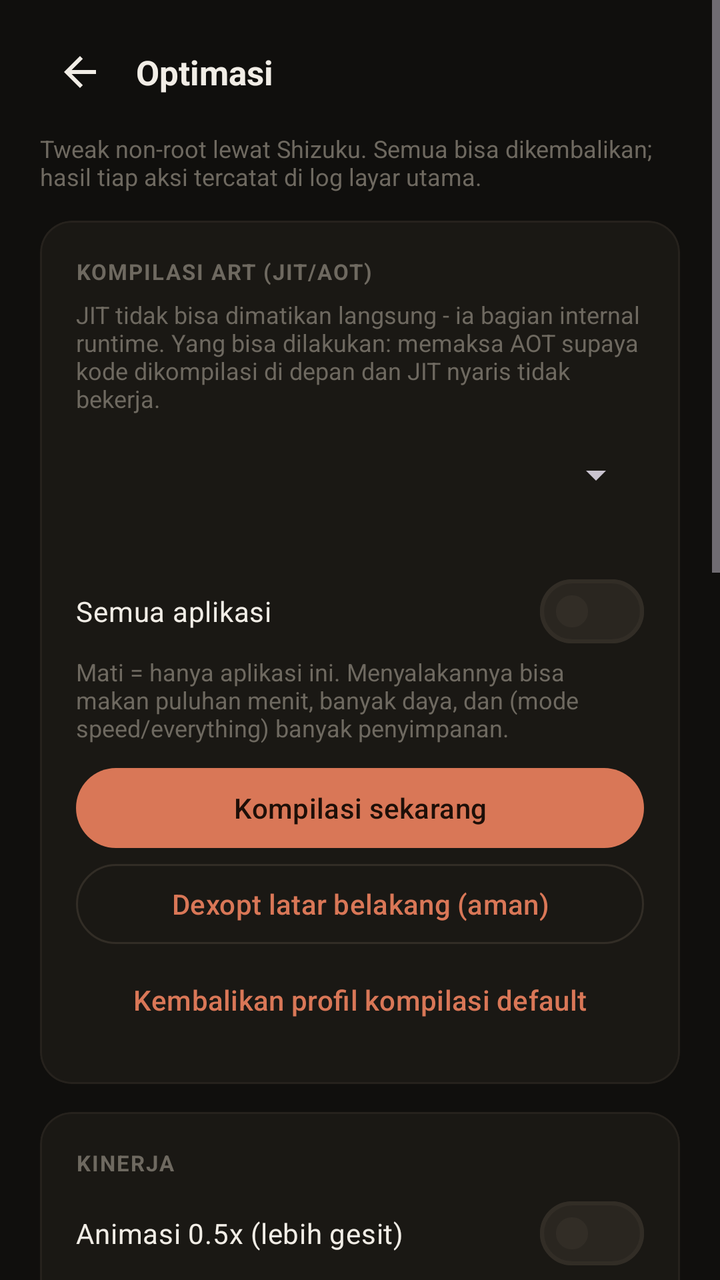
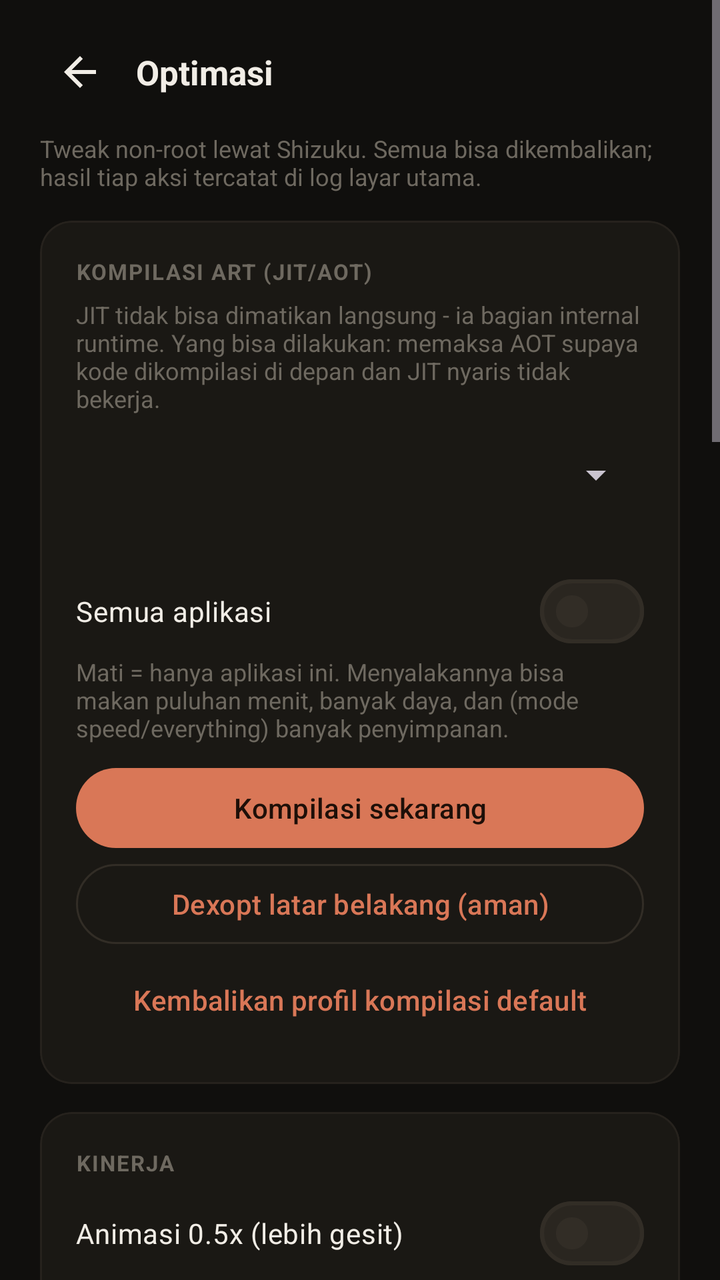

An Android layout rendered at two revisions. The XML below is the earlier revision; the diff shows what the commit changed to produce the second picture.
<!-- AndroidManifest.xml: application theme Theme.AutoAirplane -->
<!-- res/layout/activity_tweaks.xml -->
<?xml version="1.0" encoding="utf-8"?>
<ScrollView xmlns:android="http://schemas.android.com/apk/res/android"
    xmlns:app="http://schemas.android.com/apk/res-auto"
    android:layout_width="match_parent"
    android:layout_height="match_parent"
    android:fillViewport="true"
    android:background="@color/bg">

    <LinearLayout
        android:layout_width="match_parent"
        android:layout_height="wrap_content"
        android:orientation="vertical"
        android:paddingStart="20dp"
        android:paddingTop="16dp"
        android:paddingEnd="20dp"
        android:paddingBottom="24dp">

        
        <LinearLayout
            android:layout_width="match_parent"
            android:layout_height="wrap_content"
            android:gravity="center_vertical"
            android:orientation="horizontal">

            <ImageButton
                android:id="@+id/btnBack"
                android:layout_width="40dp"
                android:layout_height="40dp"
                android:background="?attr/selectableItemBackgroundBorderless"
                android:contentDescription="Kembali"
                android:src="@drawable/ic_arrow_back" />

            <TextView
                android:layout_width="wrap_content"
                android:layout_height="wrap_content"
                android:layout_marginStart="8dp"
                android:text="Optimasi"
                android:textColor="@color/text_primary"
                android:textSize="17sp"
                android:textStyle="bold" />
        </LinearLayout>

        <TextView
            android:layout_width="match_parent"
            android:layout_height="wrap_content"
            android:layout_marginTop="10dp"
            android:text="Tweak non-root lewat Shizuku. Semua bisa dikembalikan; hasil tiap aksi tercatat di log layar utama."
            android:textColor="@color/text_tertiary"
            android:textSize="12sp" />

        
        <com.google.android.material.card.MaterialCardView
            android:layout_width="match_parent"
            android:layout_height="wrap_content"
            android:layout_marginTop="14dp"
            app:cardBackgroundColor="@color/surface"
            app:cardCornerRadius="16dp"
            app:cardElevation="0dp"
            app:strokeColor="@color/outline_soft"
            app:strokeWidth="1dp">

            <LinearLayout
                android:layout_width="match_parent"
                android:layout_height="wrap_content"
                android:orientation="vertical"
                android:padding="18dp">

                <TextView
                    android:layout_width="match_parent"
                    android:layout_height="wrap_content"
                    android:letterSpacing="0.06"
                    android:text="KOMPILASI ART (JIT/AOT)"
                    android:textColor="@color/text_tertiary"
                    android:textSize="11sp"
                    android:textStyle="bold" />

                <TextView
                    android:layout_width="match_parent"
                    android:layout_height="wrap_content"
                    android:layout_marginTop="6dp"
                    android:text="JIT tidak bisa dimatikan langsung - ia bagian internal runtime. Yang bisa dilakukan: memaksa AOT supaya kode dikompilasi di depan dan JIT nyaris tidak bekerja."
                    android:textColor="@color/text_tertiary"
                    android:textSize="12sp" />

                <Spinner
                    android:id="@+id/spinCompileMode"
                    android:layout_width="match_parent"
                    android:layout_height="wrap_content"
                    android:layout_marginTop="8dp"
                    android:minHeight="44dp" />

                <TextView
                    android:id="@+id/tvCompileModeNote"
                    android:layout_width="match_parent"
                    android:layout_height="wrap_content"
                    android:layout_marginTop="4dp"
                    android:textColor="@color/text_tertiary"
                    android:textSize="12sp" />

                <com.google.android.material.materialswitch.MaterialSwitch
                    android:id="@+id/switchCompileAll"
                    android:layout_width="match_parent"
                    android:layout_height="wrap_content"
                    android:layout_marginTop="4dp"
                    android:minHeight="44dp"
                    android:text="Semua aplikasi"
                    android:textColor="@color/text_primary"
                    android:textSize="14sp" />

                <TextView
                    android:layout_width="match_parent"
                    android:layout_height="wrap_content"
                    android:layout_marginBottom="4dp"
                    android:text="Mati = hanya aplikasi ini. Menyalakannya bisa makan puluhan menit, banyak daya, dan (mode speed/everything) banyak penyimpanan."
                    android:textColor="@color/text_tertiary"
                    android:textSize="12sp" />

                <com.google.android.material.button.MaterialButton
                    android:id="@+id/btnCompileNow"
                    android:layout_width="match_parent"
                    android:layout_height="wrap_content"
                    android:layout_marginTop="4dp"
                    android:text="Kompilasi sekarang" />

                <com.google.android.material.button.MaterialButton
                    android:id="@+id/btnDexoptJob"
                    style="@style/Widget.Material3.Button.OutlinedButton"
                    android:layout_width="match_parent"
                    android:layout_height="wrap_content"
                    android:text="Dexopt latar belakang (aman)" />

                <com.google.android.material.button.MaterialButton
                    android:id="@+id/btnResetCompile"
                    style="@style/Widget.Material3.Button.TextButton"
                    android:layout_width="match_parent"
                    android:layout_height="wrap_content"
                    android:text="Kembalikan profil kompilasi default"
                    android:textColor="@color/accent" />

                <TextView
                    android:id="@+id/tvCompileStatus"
                    android:layout_width="match_parent"
                    android:layout_height="wrap_content"
                    android:layout_marginTop="6dp"
                    android:textColor="@color/accent"
                    android:textSize="12sp"
                    android:visibility="gone" />
            </LinearLayout>
        </com.google.android.material.card.MaterialCardView>

        
        <com.google.android.material.card.MaterialCardView
            android:layout_width="match_parent"
            android:layout_height="wrap_content"
            android:layout_marginTop="14dp"
            app:cardBackgroundColor="@color/surface"
            app:cardCornerRadius="16dp"
            app:cardElevation="0dp"
            app:strokeColor="@color/outline_soft"
            app:strokeWidth="1dp">

            <LinearLayout
                android:layout_width="match_parent"
                android:layout_height="wrap_content"
                android:orientation="vertical"
                android:padding="18dp">

                <TextView
                    android:layout_width="match_parent"
                    android:layout_height="wrap_content"
                    android:letterSpacing="0.06"
                    android:text="KINERJA"
                    android:textColor="@color/text_tertiary"
                    android:textSize="11sp"
                    android:textStyle="bold" />

                <com.google.android.material.materialswitch.MaterialSwitch
                    android:id="@+id/switchFastAnim"
                    android:layout_width="match_parent"
                    android:layout_height="wrap_content"
                    android:layout_marginTop="6dp"
                    android:minHeight="44dp"
                    android:text="Animasi 0.5x (lebih gesit)"
                    android:textColor="@color/text_primary"
                    android:textSize="14sp" />

                <TextView
                    android:layout_width="match_parent"
                    android:layout_height="wrap_content"
                    android:layout_marginTop="8dp"
                    android:text="Batas proses latar belakang"
                    android:textColor="@color/text_primary"
                    android:textSize="14sp" />

                <Spinner
                    android:id="@+id/spinBgLimit"
                    android:layout_width="match_parent"
                    android:layout_height="wrap_content"
                    android:minHeight="44dp" />

                <TextView
                    android:layout_width="match_parent"
                    android:layout_height="wrap_content"
                    android:text="Menghemat RAM, tapi notifikasi aplikasi bisa tertunda dan aplikasi musik/navigasi bisa terhenti."
                    android:textColor="@color/text_tertiary"
                    android:textSize="12sp" />

                <com.google.android.material.materialswitch.MaterialSwitch
                    android:id="@+id/switchFreezer"
                    android:layout_width="match_parent"
                    android:layout_height="wrap_content"
                    android:layout_marginTop="6dp"
                    android:minHeight="44dp"
                    android:text="Freezer aplikasi cache"
                    android:textColor="@color/text_primary"
                    android:textSize="14sp" />

                <TextView
                    android:layout_width="match_parent"
                    android:layout_height="wrap_content"
                    android:text="Aplikasi yang di-cache tidak boleh memakai CPU sama sekali. Hemat daya (Android 11+)."
                    android:textColor="@color/text_tertiary"
                    android:textSize="12sp" />

                <com.google.android.material.materialswitch.MaterialSwitch
                    android:id="@+id/switchWifiScan"
                    android:layout_width="match_parent"
                    android:layout_height="wrap_content"
                    android:layout_marginTop="6dp"
                    android:minHeight="44dp"
                    android:text="Scan WiFi tanpa throttle"
                    android:textColor="@color/text_primary"
                    android:textSize="14sp" />

                <TextView
                    android:layout_width="match_parent"
                    android:layout_height="wrap_content"
                    android:text="Aplikasi boleh memindai WiFi lebih sering. Pindah jaringan lebih cepat, sedikit lebih boros daya."
                    android:textColor="@color/text_tertiary"
                    android:textSize="12sp" />

                <com.google.android.material.materialswitch.MaterialSwitch
                    android:id="@+id/switchLockRefresh"
                    android:layout_width="match_parent"
                    android:layout_height="wrap_content"
                    android:layout_marginTop="6dp"
                    android:minHeight="44dp"
                    android:text="Kunci refresh rate"
                    android:textColor="@color/text_primary"
                    android:textSize="14sp" />

                <TextView
                    android:id="@+id/tvLockRefreshNote"
                    android:layout_width="match_parent"
                    android:layout_height="wrap_content"
                    android:text="Patok layar ke satu refresh rate pilihan. Hz tinggi = lebih mulus tapi boros; 60 Hz = paling hemat baterai."
                    android:textColor="@color/text_tertiary"
                    android:textSize="12sp" />

                <com.google.android.material.button.MaterialButton
                    android:id="@+id/btnKillBg"
                    style="@style/Widget.Material3.Button.OutlinedButton"
                    android:layout_width="match_parent"
                    android:layout_height="wrap_content"
                    android:layout_marginTop="10dp"
                    android:text="Kosongkan RAM (bunuh aplikasi latar)" />
            </LinearLayout>
        </com.google.android.material.card.MaterialCardView>

        
        <com.google.android.material.card.MaterialCardView
            android:layout_width="match_parent"
            android:layout_height="wrap_content"
            android:layout_marginTop="14dp"
            app:cardBackgroundColor="@color/surface"
            app:cardCornerRadius="16dp"
            app:cardElevation="0dp"
            app:strokeColor="@color/outline_soft"
            app:strokeWidth="1dp">

            <LinearLayout
                android:layout_width="match_parent"
                android:layout_height="wrap_content"
                android:orientation="vertical"
                android:padding="18dp">

                <TextView
                    android:layout_width="match_parent"
                    android:layout_height="wrap_content"
                    android:letterSpacing="0.06"
                    android:text="KETAHANAN PEMANTAU"
                    android:textColor="@color/text_tertiary"
                    android:textSize="11sp"
                    android:textStyle="bold" />

                <TextView
                    android:layout_width="match_parent"
                    android:layout_height="wrap_content"
                    android:layout_marginTop="6dp"
                    android:text="Melengkapi pengecualian baterai di layar utama: masuk whitelist Doze supaya jaringan tetap boleh jalan saat HP tertidur lelap."
                    android:textColor="@color/text_tertiary"
                    android:textSize="12sp" />

                <com.google.android.material.button.MaterialButton
                    android:id="@+id/btnWhitelistDoze"
                    style="@style/Widget.Material3.Button.OutlinedButton"
                    android:layout_width="match_parent"
                    android:layout_height="wrap_content"
                    android:layout_marginTop="8dp"
                    android:text="Masukkan ke whitelist Doze" />
            </LinearLayout>
        </com.google.android.material.card.MaterialCardView>

        
        <com.google.android.material.card.MaterialCardView
            android:layout_width="match_parent"
            android:layout_height="wrap_content"
            android:layout_marginTop="14dp"
            app:cardBackgroundColor="@color/surface"
            app:cardCornerRadius="16dp"
            app:cardElevation="0dp"
            app:strokeColor="@color/outline_soft"
            app:strokeWidth="1dp">

            <LinearLayout
                android:layout_width="match_parent"
                android:layout_height="wrap_content"
                android:orientation="vertical"
                android:padding="18dp">

                <TextView
                    android:layout_width="match_parent"
                    android:layout_height="wrap_content"
                    android:letterSpacing="0.06"
                    android:text="BLOATWARE"
                    android:textColor="@color/text_tertiary"
                    android:textSize="11sp"
                    android:textStyle="bold" />

                <TextView
                    android:layout_width="match_parent"
                    android:layout_height="wrap_content"
                    android:layout_marginTop="6dp"
                    android:text="Pindai aplikasi bawaan pabrikan, nonaktifkan atau hapus yang tidak dipakai. Komponen inti sistem dikunci otomatis."
                    android:textColor="@color/text_tertiary"
                    android:textSize="12sp" />

                <com.google.android.material.button.MaterialButton
                    android:id="@+id/btnDebloat"
                    android:layout_width="match_parent"
                    android:layout_height="wrap_content"
                    android:layout_marginTop="8dp"
                    android:text="Pindai &amp; kelola bloatware" />
            </LinearLayout>
        </com.google.android.material.card.MaterialCardView>
    </LinearLayout>
</ScrollView>
<!-- resources referenced by this layout -->
<resources>
  <color name="accent">#D97757</color>
  <color name="bg">#100F0D</color>
  <color name="outline_soft">#26221D</color>
  <color name="surface">#1A1814</color>
  <color name="text_primary">#F1EDE6</color>
  <color name="text_tertiary">#6E6960</color>
  <!-- drawable ic_arrow_back (drawable) -->
  <?xml version="1.0" encoding="utf-8"?>
  <vector xmlns:android="http://schemas.android.com/apk/res/android"
      android:width="24dp"
      android:height="24dp"
      android:viewportWidth="24"
      android:viewportHeight="24"
      android:tint="@color/text_primary">
      <path
          android:fillColor="@android:color/white"
          android:pathData="M20,11H7.83l5.59,-5.59L12,4l-8,8 8,8 1.41,-1.41L7.83,13H20v-2z" />
  </vector>
  <style name="Theme.AutoAirplane" parent="Theme.Material3.Dark.NoActionBar">
          
          <item name="colorPrimary">@color/accent</item>
          <item name="colorOnPrimary">@color/on_accent</item>
          <item name="colorPrimaryContainer">@color/accent_dim</item>
          <item name="colorOnPrimaryContainer">@color/text_primary</item>
  
          <item name="colorSecondary">@color/text_secondary</item>
          <item name="colorOnSecondary">@color/bg</item>
          <item name="colorSecondaryContainer">@color/surface_higher</item>
          <item name="colorOnSecondaryContainer">@color/text_primary</item>
  
          
          <item name="android:colorBackground">@color/bg</item>
          <item name="colorSurface">@color/surface</item>
          <item name="colorOnSurface">@color/text_primary</item>
          <item name="colorSurfaceVariant">@color/surface_high</item>
          <item name="colorOnSurfaceVariant">@color/text_secondary</item>
          <item name="colorSurfaceContainerHigh">@color/surface_high</item>
          <item name="colorSurfaceContainerHighest">@color/surface_higher</item>
  
          <item name="colorOutline">@color/outline</item>
          <item name="colorOutlineVariant">@color/outline_soft</item>
  
          
          <item name="android:statusBarColor">@color/bg</item>
          <item name="android:navigationBarColor">@color/bg</item>
          <item name="android:windowLightStatusBar">false</item>
  
          
          <item name="colorControlActivated">@color/accent</item>
  
          
          <item name="shapeAppearanceMediumComponent">@style/Shape.AutoAir.Medium</item>
          <item name="shapeAppearanceSmallComponent">@style/Shape.AutoAir.Small</item>
      </style>
  <color name="on_accent">#1E0F08</color>
  <color name="accent_dim">#3A2A22</color>
  <color name="text_secondary">#A39E93</color>
  <color name="surface_higher">#2A2620</color>
  <color name="surface_high">#221F1A</color>
  <color name="outline">#322D26</color>
  <style name="Shape.AutoAir.Medium" parent="ShapeAppearance.Material3.MediumComponent">
          <item name="cornerFamily">rounded</item>
          <item name="cornerSize">14dp</item>
      </style>
  <style name="Shape.AutoAir.Small" parent="ShapeAppearance.Material3.SmallComponent">
          <item name="cornerFamily">rounded</item>
          <item name="cornerSize">10dp</item>
      </style>
</resources>

<!-- the commit's change to res/layout/activity_tweaks.xml (unified diff, before → after) -->
@@ -257,6 +257,40 @@
                     android:textColor="@color/text_tertiary"
                     android:textSize="12sp" />
 
+                <com.google.android.material.materialswitch.MaterialSwitch
+                    android:id="@+id/switchFixedPerf"
+                    android:layout_width="match_parent"
+                    android:layout_height="wrap_content"
+                    android:layout_marginTop="6dp"
+                    android:minHeight="44dp"
+                    android:text="Mode performa tetap"
+                    android:textColor="@color/text_primary"
+                    android:textSize="14sp" />
+
+                <TextView
+                    android:layout_width="match_parent"
+                    android:layout_height="wrap_content"
+                    android:text="Meminta sistem menahan clock CPU/GPU tetap tinggi (sustained performance). Efeknya tergantung perangkat; baterai lebih boros dan HP lebih hangat."
+                    android:textColor="@color/text_tertiary"
+                    android:textSize="12sp" />
+
+                <com.google.android.material.materialswitch.MaterialSwitch
+                    android:id="@+id/switchAdaptiveBatteryOff"
+                    android:layout_width="match_parent"
+                    android:layout_height="wrap_content"
+                    android:layout_marginTop="6dp"
+                    android:minHeight="44dp"
+                    android:text="Matikan adaptive battery"
+                    android:textColor="@color/text_primary"
+                    android:textSize="14sp" />
+
+                <TextView
+                    android:layout_width="match_parent"
+                    android:layout_height="wrap_content"
+                    android:text="Aplikasi latar tidak lagi dibatasi secara adaptif. Lebih responsif, lebih boros daya."
+                    android:textColor="@color/text_tertiary"
+                    android:textSize="12sp" />
+
                 <com.google.android.material.button.MaterialButton
                     android:id="@+id/btnKillBg"
                     style="@style/Widget.Material3.Button.OutlinedButton"
@@ -319,6 +353,58 @@
             app:cardBackgroundColor="@color/surface"
             app:cardCornerRadius="16dp"
             app:cardElevation="0dp"
+            app:strokeColor="@color/bad_dim"
+            app:strokeWidth="1dp">
+
+            <LinearLayout
+                android:layout_width="match_parent"
+                android:layout_height="wrap_content"
+                android:orientation="vertical"
+                android:padding="18dp">
+
+                <TextView
+                    android:layout_width="match_parent"
+                    android:layout_height="wrap_content"
+                    android:letterSpacing="0.06"
+                    android:text="BERBAHAYA"
+                    android:textColor="@color/bad"
+                    android:textSize="11sp"
+                    android:textStyle="bold" />
+
+                <TextView
+                    android:layout_width="match_parent"
+                    android:layout_height="wrap_content"
+                    android:layout_marginTop="6dp"
+                    android:text="Mematikan throttle termal berarti sistem berhenti memperlambat CPU saat panas. Performa terjaga, tapi panas berlebih bisa merusak baterai dan komponen. Aktif sampai reboot atau dimatikan manual - sengaja TIDAK diterapkan ulang otomatis."
+                    android:textColor="@color/text_tertiary"
+                    android:textSize="12sp" />
+
+                <com.google.android.material.button.MaterialButton
+                    android:id="@+id/btnThermalOff"
+                    style="@style/Widget.Material3.Button.OutlinedButton"
+                    android:layout_width="match_parent"
+                    android:layout_height="wrap_content"
+                    android:layout_marginTop="8dp"
+                    android:text="Matikan throttle termal" />
+
+                <com.google.android.material.button.MaterialButton
+                    android:id="@+id/btnThermalOn"
+                    style="@style/Widget.Material3.Button.TextButton"
+                    android:layout_width="match_parent"
+                    android:layout_height="wrap_content"
+                    android:text="Pulihkan throttle termal"
+                    android:textColor="@color/accent" />
+            </LinearLayout>
+        </com.google.android.material.card.MaterialCardView>
+
+        
+        <com.google.android.material.card.MaterialCardView
+            android:layout_width="match_parent"
+            android:layout_height="wrap_content"
+            android:layout_marginTop="14dp"
+            app:cardBackgroundColor="@color/surface"
+            app:cardCornerRadius="16dp"
+            app:cardElevation="0dp"
             app:strokeColor="@color/outline_soft"
             app:strokeWidth="1dp">
 
<!-- resource entries referenced after the edit -->
@@ -1,6 +1,8 @@
 <!-- resources referenced by this layout -->
 <resources>
   <color name="accent">#D97757</color>
+  <color name="bad">#DF635A</color>
+  <color name="bad_dim">#351A17</color>
   <color name="bg">#100F0D</color>
   <color name="outline_soft">#26221D</color>
   <color name="surface">#1A1814</color>
